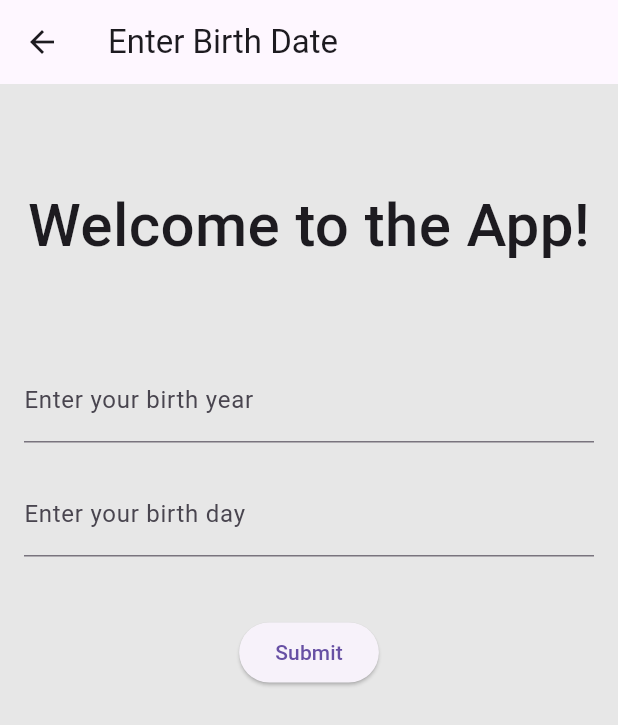
After one commit to TommyBaskerville/AgeTimerFinal, a Flutter app: the BirthDatePage screen opened directly, on a phone screen of 412 x 824 dp. The commit adds this screen. Shown: the top 725 px of the screen. Run offline on Flutter 3.47's test engine with Material 3 defaults, Android fonts, the phone set to English and light mode, and no system bars; our stand-ins replace firebase_auth, firebase_core; accounts and stored records are empty.

Commit message:
Date
Number date funcional

```diff
--- /dev/null
+++ b/lib/auth/InsertAge.dart
@@ -0,0 +1,63 @@
+import 'package:flutter/material.dart';
+
+class BirthDatePage extends StatefulWidget {
+  @override
+  _BirthDatePageState createState() => _BirthDatePageState();
+}
+
+class _BirthDatePageState extends State<BirthDatePage> {
+  final _yearController = TextEditingController();
+  final _dayController = TextEditingController();
+
+  @override
+  void dispose() {
+    _yearController.dispose();
+    _dayController.dispose();
+    super.dispose();
+  }
+
+  @override
+  Widget build(BuildContext context) {
+    return Scaffold(
+      backgroundColor: const Color.fromARGB(255, 231, 231, 231),
+      appBar: AppBar(
+        title: Text('Enter Birth Date'),
+      ),
+      body: Padding(
+        padding: const EdgeInsets.all(16.0),
+        child: Column(
+          children: <Widget>[
+            SizedBox(height: 50),
+            const Text("Welcome to the App!",
+                style: TextStyle(fontSize: 40, fontWeight: FontWeight.w500)),
+            const SizedBox(height: 50),
+            SizedBox(height: 10),
+            TextField(
+              controller: _yearController,
+              decoration: InputDecoration(
+                labelText: 'Enter your birth year',
+              ),
+              keyboardType: TextInputType.number,
+            ),
+            SizedBox(height: 20),
+            TextField(
+              controller: _dayController,
+              decoration: InputDecoration(
+                labelText: 'Enter your birth day',
+              ),
+              keyboardType: TextInputType.number,
+            ),
+            SizedBox(height: 40),
+            ElevatedButton(
+              child: Text('Submit'),
+              onPressed: () {
+                print('Birth Year: ${_yearController.text}');
+                print('Birth Day: ${_dayController.text}');
+              },
+            ),
+          ],
+        ),
+      ),
+    );
+  }
+}
--- a/lib/auth/login_screen.dart
+++ b/lib/auth/login_screen.dart
@@ -6,6 +6,7 @@ import 'package:auth_firebase/home_screen.dart';
 import 'package:auth_firebase/widgets/button.dart';
 import 'package:auth_firebase/widgets/textfield.dart';
 import 'package:flutter/material.dart';
+import 'package:auth_firebase/auth/InsertAge.dart';
 
 class LoginScreen extends StatefulWidget {
   const LoginScreen({super.key});
@@ -82,12 +83,14 @@ class _LoginScreenState extends State<LoginScreen> {
       );
 
   _login() async {
-    final user =
-        await _auth.loginUserWithEmailAndPassword(_email.text, _password.text);
+    final user = await _auth.loginUserWithEmailAndPassword(_email.text, _password.text);
 
     if (user != null) {
       log("User Logged In");
-      goToHome(context);
+      Navigator.push(
+        context,
+        MaterialPageRoute(builder: (context) => BirthDatePage()), // Navigate to InsertAge screen
+      );
     } else {
       ScaffoldMessenger.of(context).showSnackBar(
         SnackBar(
```
Also changed, not shown: 1 other file.
